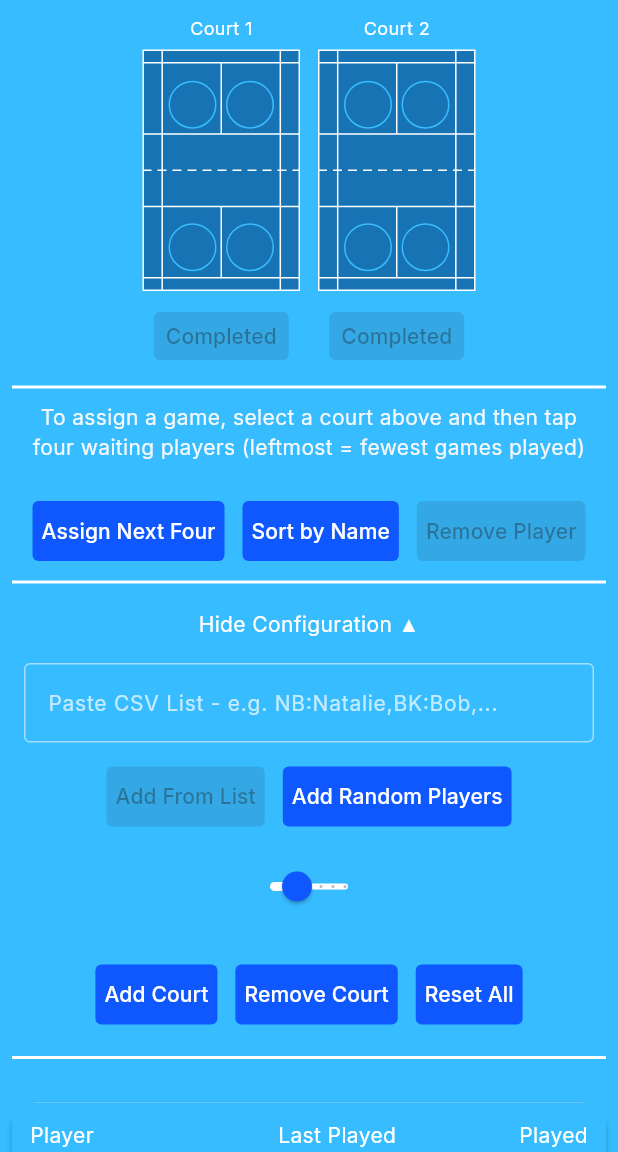
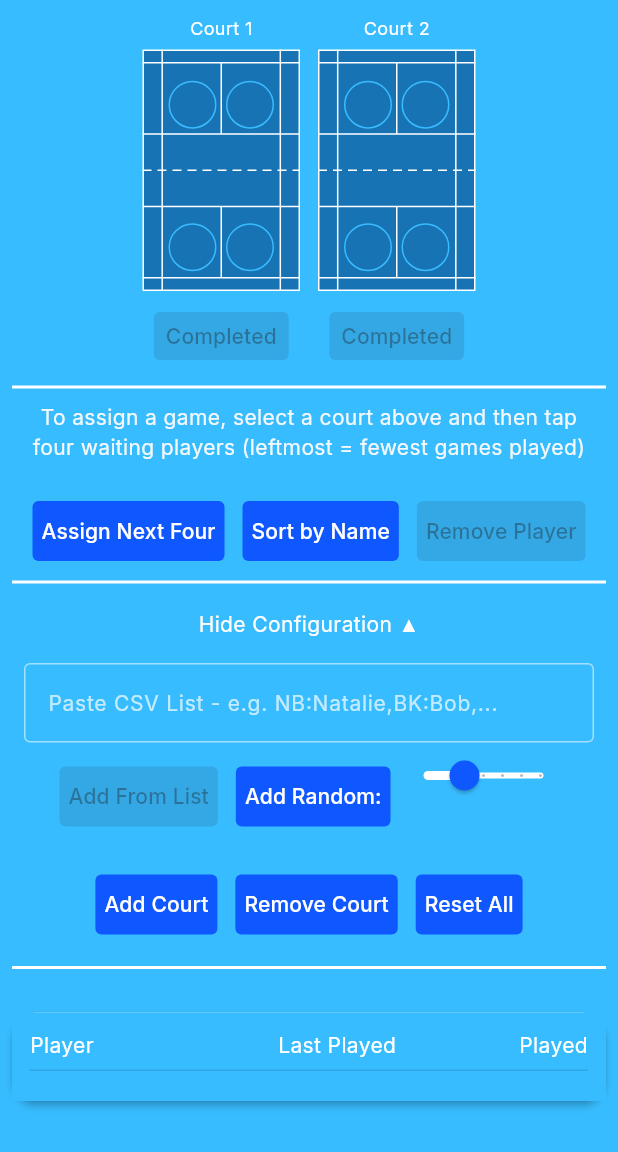
Before and after one commit to alan-s/badminton-match-scheduler, a Flutter app: the screen it shows after launch, after a tap on "Sort by Name", after a tap on "Sort by Games Played", after a tap on "Show Configuration ▼", on a phone screen of 412 x 824 dp, the part 84-1236 px from its top. Run offline on Flutter 3.47's test engine with Material 3 defaults, Android fonts, the phone set to English and light mode, and no system bars; our stand-ins replace google_fonts, web.

Commit message:
Another attempt at slider UI

```diff
--- a/lib/main.dart
+++ b/lib/main.dart
@@ -609,7 +609,7 @@ class _SchedulerState extends State<Scheduler> {
               ),
               FilledButton.tonal(
                 onPressed: confirmRandomPlayers,
-                child: const Text("Add Random Players"),
+                child: const Text("Add Random:"),
               ),
               SizedBox(
                 width: 100,
@@ -618,6 +618,7 @@ class _SchedulerState extends State<Scheduler> {
                     SliderTheme(
                       data: SliderTheme.of(context).copyWith(
                         showValueIndicator: ShowValueIndicator.alwaysVisible,
+                        overlayShape: const RoundSliderOverlayShape(overlayRadius: 0),
                         activeTrackColor: Colors.white,
                         inactiveTrackColor: Colors.white,
                         thumbColor: const Color(0xFF0F57FF),
```
Also changed, not shown: 3 other files.
